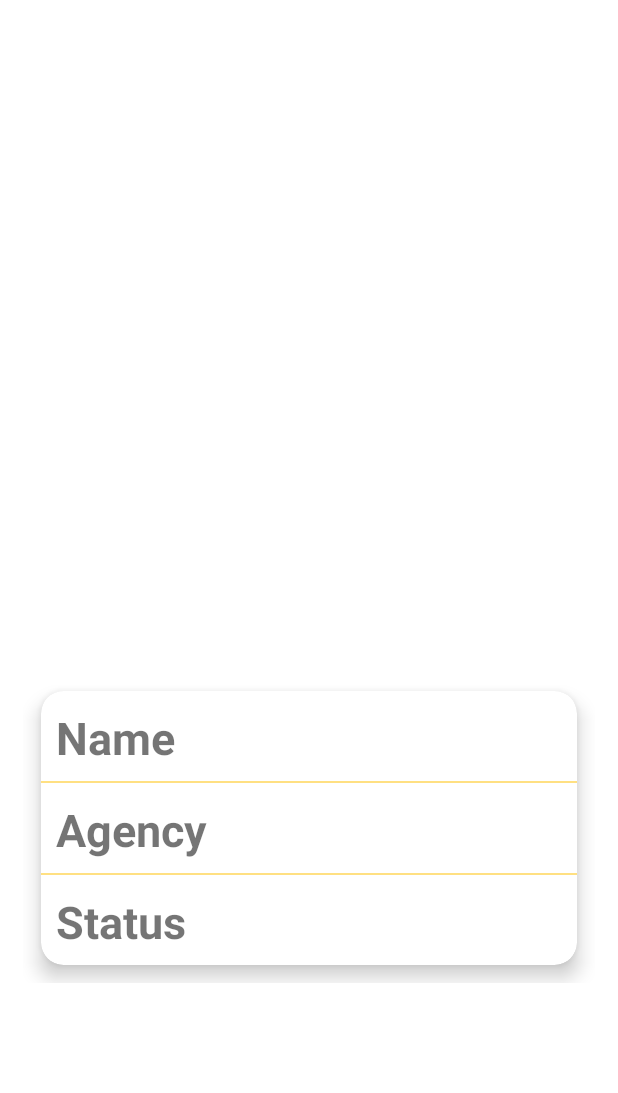
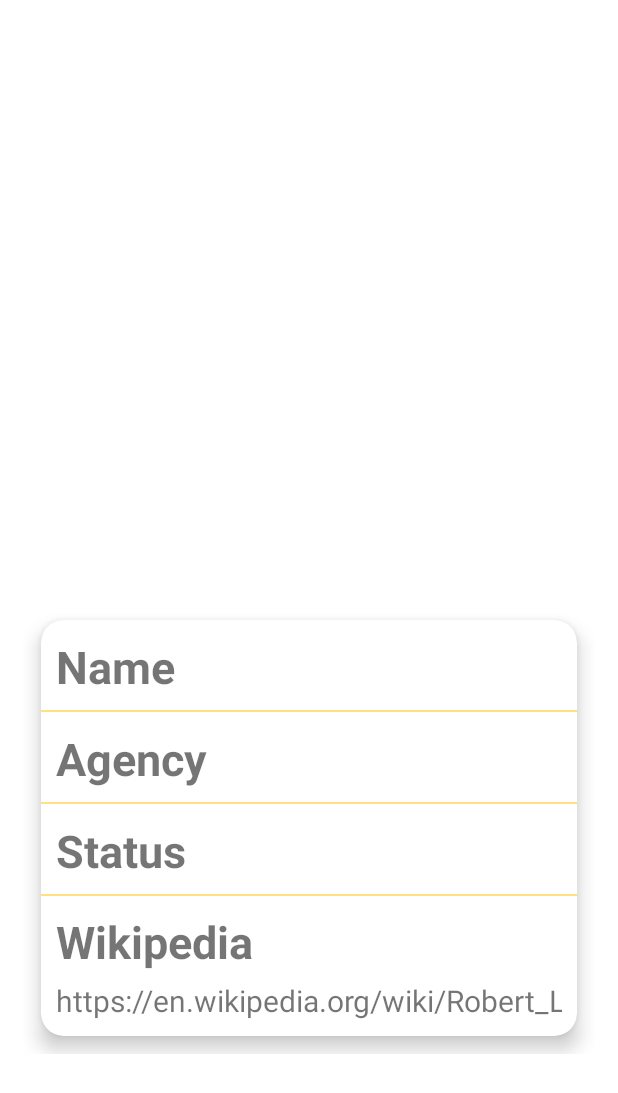
Before and after one commit to horseman7677/Crew-Member, an Android app: the layout activity_details.xml on its own in the app's theme, with its tools: preview values and no code run, on a phone screen of 412 x 824 dp. Shown: the top 1093 px of the screen. Run offline under Robolectric (Android 15) with nearby library versions, the phone set to English and light mode, and no system bars; network calls fail.

Commit message:
wikipedia update

```diff
--- a/app/src/main/res/layout/activity_details.xml
+++ b/app/src/main/res/layout/activity_details.xml
@@ -19,7 +19,7 @@
         <ImageView
             android:id="@+id/dImage"
             android:layout_width="250dp"
-            android:layout_height="280dp"/>
+            android:layout_height="280dp" />
 
         <com.google.android.material.card.MaterialCardView
             android:layout_width="match_parent"
@@ -115,6 +115,38 @@
 
                 </LinearLayout>
 
+                <View
+                    android:layout_width="match_parent"
+                    android:layout_height="1dp"
+                    android:background="#FFE082" />
+
+                <LinearLayout
+                    android:layout_width="match_parent"
+                    android:layout_height="wrap_content"
+                    android:orientation="vertical"
+                    android:padding="10dp">
+
+                    <com.google.android.material.textview.MaterialTextView
+                        android:layout_width="wrap_content"
+                        android:layout_height="wrap_content"
+                        android:text="Wikipedia"
+                        android:textSize="30dp"
+                        android:textStyle="bold" />
+
+                    <com.google.android.material.textview.MaterialTextView
+                        android:id="@+id/dwikipedia"
+                        android:layout_width="match_parent"
+                        android:layout_height="match_parent"
+                        android:paddingTop="5dp"
+                        android:textAlignment="textStart"
+                        android:inputType="text"
+                        android:maxLines="1"
+                        android:text="https://en.wikipedia.org/wiki/Robert_L._Behnken"
+                        android:textSize="20dp" />
+
+
+                </LinearLayout>
+
 
             </LinearLayout>
 
```
Also changed, not shown: app/src/main/java/com/horseman/crew/Details.java (+21 -2 lines), app/src/main/java/com/horseman/crew/MainActivity.java (+5 -3 lines), app/src/main/java/com/horseman/crew/PersonModel.java (+12 -2 lines).
